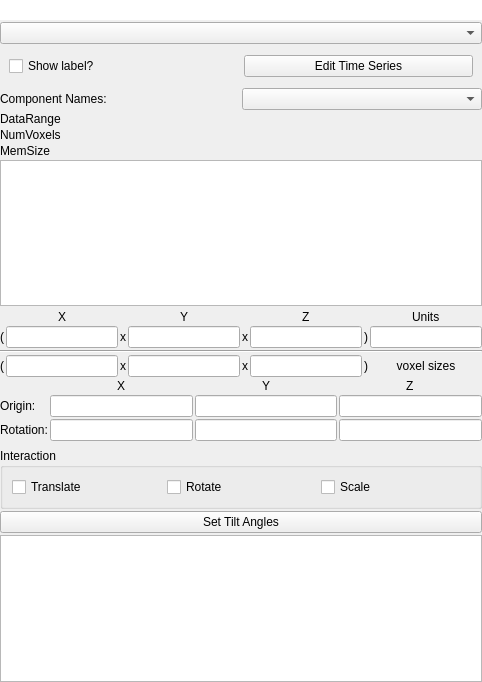
First picture: the form in tomviz/DataPropertiesPanel.ui, repository OpenChemistry/tomviz, before the edit.
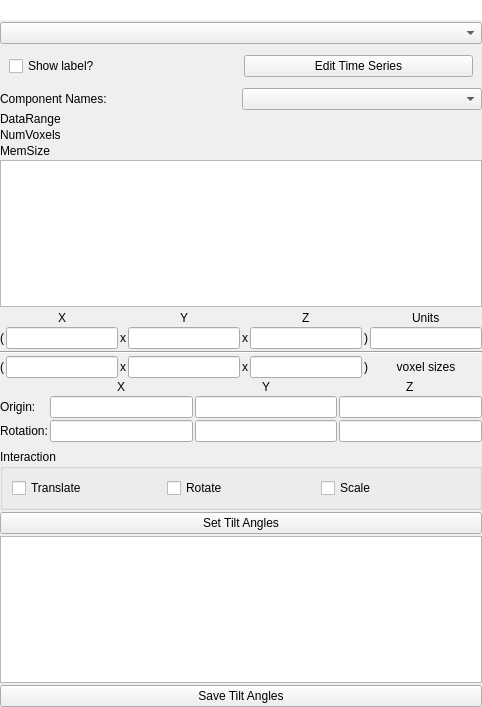
Second picture: the form after the edit. Custom widgets are drawn as their Qt base class.

Commit message: Add ability to save tilt angles to a .txt file

Patch:
```diff
--- a/tomviz/DataPropertiesPanel.ui
+++ b/tomviz/DataPropertiesPanel.ui
@@ -7,7 +7,7 @@
     <x>0</x>
     <y>0</y>
     <width>482</width>
-    <height>682</height>
+    <height>707</height>
    </rect>
   </property>
   <property name="windowTitle">
@@ -479,6 +479,16 @@
      </property>
     </widget>
    </item>
+   <item>
+    <widget class="QPushButton" name="saveTiltAngles">
+     <property name="toolTip">
+      <string>&lt;html&gt;&lt;head/&gt;&lt;body&gt;&lt;p&gt;Save the tilt angles to an XY file.&lt;/p&gt;&lt;/body&gt;&lt;/html&gt;</string>
+     </property>
+     <property name="text">
+      <string>Save Tilt Angles</string>
+     </property>
+    </widget>
+   </item>
    <item>
     <spacer name="verticalSpacer">
      <property name="orientation">
```
The commit also changes 2 other files.
